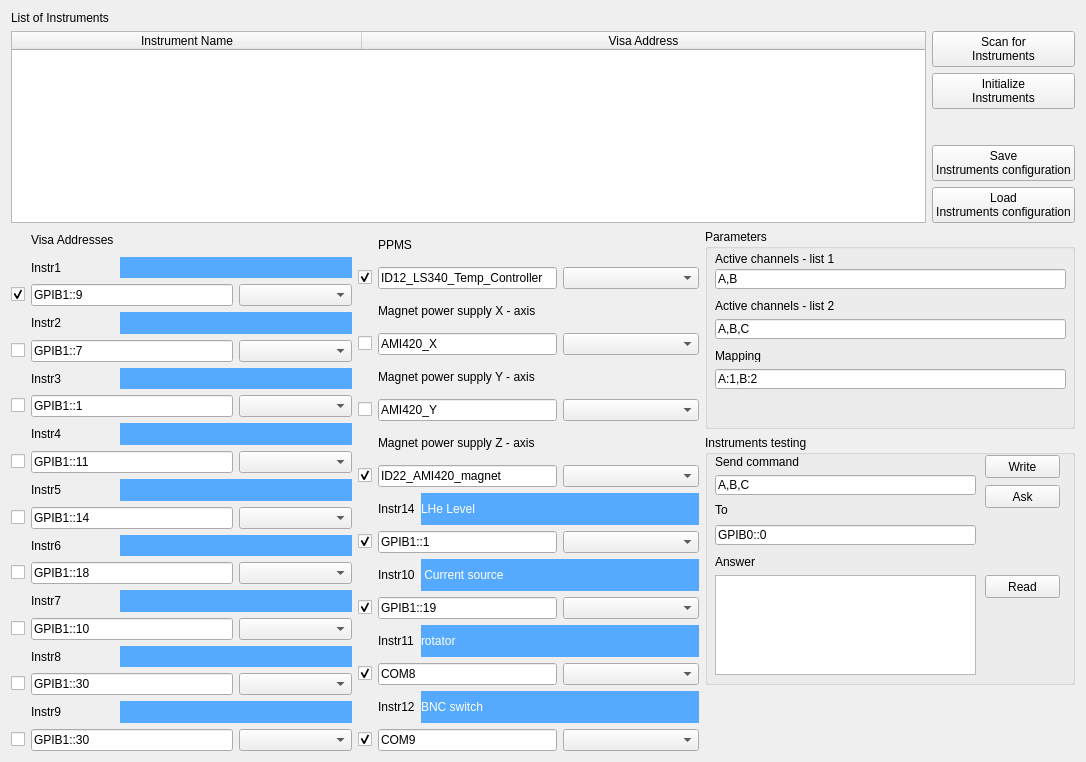
This is PyGMI_files/Instruments_connection.ui in Argonne-National-Laboratory/PyGMI as Qt 5 draws it before an edit. The edited form follows.
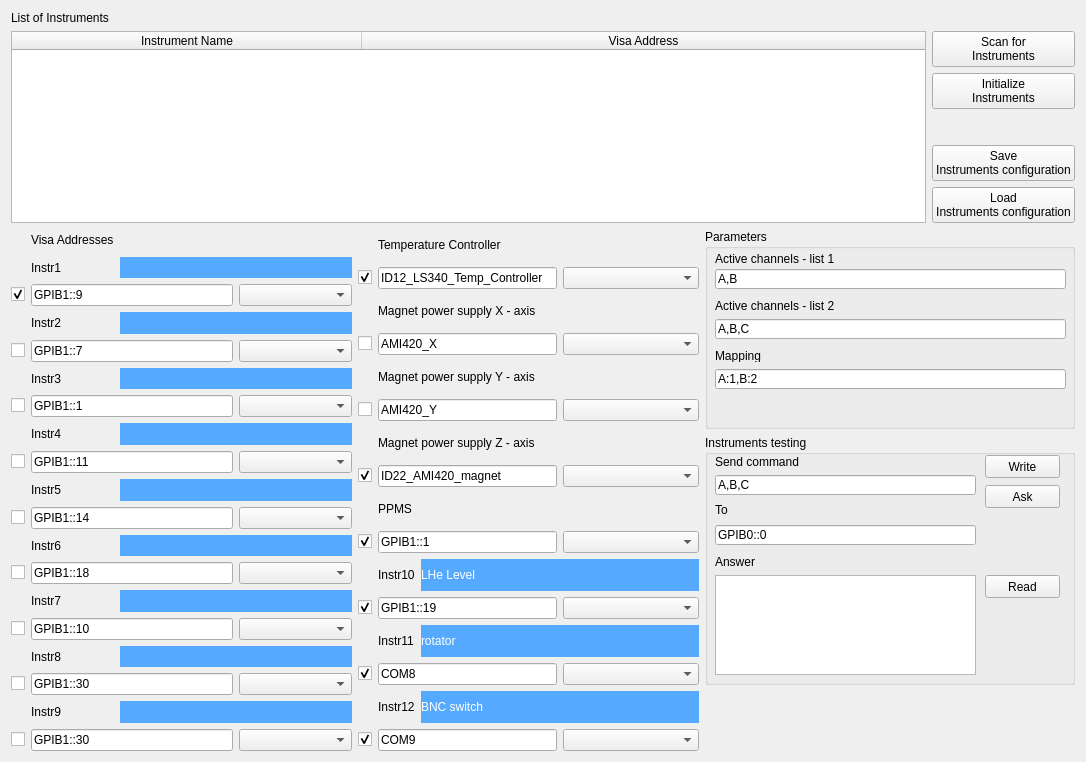
This is the edited form.

Commit message: restored the temperature controller in instruments connections (again)

```diff
--- a/PyGMI_files/Instruments_connection.ui
+++ b/PyGMI_files/Instruments_connection.ui
@@ -437,7 +437,7 @@
       <number>6</number>
      </property>
      <item row="1" column="0">
-      <widget class="QCheckBox" name="ppms_on">
+      <widget class="QCheckBox" name="temp_controller_on">
        <property name="text">
         <string/>
        </property>
@@ -447,14 +447,14 @@
       </widget>
      </item>
      <item row="1" column="1" colspan="2">
-      <widget class="QLineEdit" name="ppms_visa_address">
+      <widget class="QLineEdit" name="temp_controller_visa_address">
        <property name="text">
         <string>ID12_LS340_Temp_Controller</string>
        </property>
       </widget>
      </item>
      <item row="1" column="3">
-      <widget class="QComboBox" name="ppms_instrtype"/>
+      <widget class="QComboBox" name="temp_controller_instrtype"/>
      </item>
      <item row="2" column="1" colspan="3">
       <widget class="QLabel" name="label_34">
@@ -540,29 +540,12 @@
      <item row="8" column="1">
       <widget class="QLabel" name="label_73">
        <property name="text">
-        <string>Instr14</string>
-       </property>
-      </widget>
-     </item>
-     <item row="8" column="2" colspan="2">
-      <widget class="QLabel" name="label_74">
-       <property name="cursor">
-        <cursorShape>IBeamCursor</cursorShape>
-       </property>
-       <property name="styleSheet">
-        <string notr="true">background-color: rgb(85, 170, 255);
-color: rgb(255, 255, 255);</string>
-       </property>
-       <property name="text">
-        <string>LHe Level</string>
-       </property>
-       <property name="textInteractionFlags">
-        <set>Qt::LinksAccessibleByKeyboard|Qt::LinksAccessibleByMouse|Qt::TextBrowserInteraction|Qt::TextEditable|Qt::TextEditorInteraction|Qt::TextSelectableByKeyboard|Qt::TextSelectableByMouse</set>
+        <string>PPMS</string>
        </property>
       </widget>
      </item>
      <item row="9" column="0">
-      <widget class="QCheckBox" name="instr_on_14">
+      <widget class="QCheckBox" name="ppms_on">
        <property name="text">
         <string/>
        </property>
@@ -572,14 +555,14 @@
       </widget>
      </item>
      <item row="9" column="1" colspan="2">
-      <widget class="QLineEdit" name="instr_visa_address_14">
+      <widget class="QLineEdit" name="ppms_visa_address">
        <property name="text">
         <string>GPIB1::1</string>
        </property>
       </widget>
      </item>
      <item row="9" column="3">
-      <widget class="QComboBox" name="instr_instrtype_14"/>
+      <widget class="QComboBox" name="ppms_instrtype"/>
      </item>
      <item row="10" column="1">
       <widget class="QLabel" name="label_39">
@@ -598,7 +581,7 @@
 color: rgb(255, 255, 255);</string>
        </property>
        <property name="text">
-        <string> Current source</string>
+        <string>LHe Level</string>
        </property>
        <property name="textInteractionFlags">
         <set>Qt::LinksAccessibleByKeyboard|Qt::LinksAccessibleByMouse|Qt::TextBrowserInteraction|Qt::TextEditable|Qt::TextEditorInteraction|Qt::TextSelectableByKeyboard|Qt::TextSelectableByMouse</set>
@@ -716,7 +699,7 @@
      <item row="0" column="1" colspan="3">
       <widget class="QLabel" name="label_14">
        <property name="text">
-        <string>PPMS</string>
+        <string>Temperature Controller</string>
        </property>
       </widget>
      </item>
```
